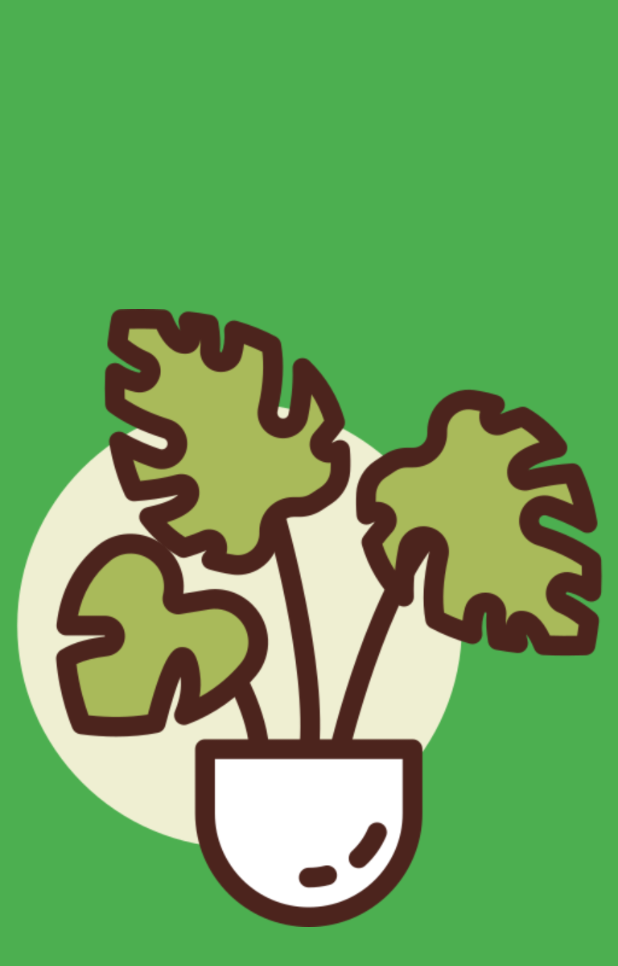
After one commit to teguhmuflih/Bangkit, an Android app: the SplashScreenActivity screen opened directly, with no data from a screen before it, on a phone screen of 412 x 824 dp. The commit adds this screen. Shown: the top 966 px of the screen. Run offline under Robolectric (Android 15) with nearby library versions, the phone set to English and light mode, and no system bars; Roboto replaces fonts that are not available here.

Commit message:
menambahkan SplashScreenActivity.kt

```diff
--- a/app/build.gradle
+++ b/app/build.gradle
@@ -1,7 +1,7 @@
 plugins {
     id 'com.android.application'
     id 'kotlin-android'
-    id 'kotlin-android-extensions'
+    id 'kotlin-parcelize'
 }
 
 android {
--- a/app/src/main/AndroidManifest.xml
+++ b/app/src/main/AndroidManifest.xml
@@ -8,17 +8,21 @@
         android:allowBackup="true"
         android:icon="@mipmap/botanic"
         android:label="@string/app_name"
+        android:requestLegacyExternalStorage="true"
         android:roundIcon="@mipmap/botanic"
-        android:requestLegacyExternalStorage="true"
         android:supportsRtl="true"
         android:theme="@style/Theme.PlantPest">
-        <activity android:name=".ResultActivity"
+        <activity
+            android:name=".ResultActivity"
             android:screenOrientation="portrait"
-            android:theme="@style/Theme.PlantPest2"/>
+            android:theme="@style/Theme.PlantPest2" />
         <activity
             android:name=".MainActivity"
             android:screenOrientation="portrait"
-            android:theme="@style/Theme.PlantPest.NoActionBar">
+            android:theme="@style/Theme.PlantPest.NoActionBar"/>
+            <activity
+                android:name=".SplashScreenActivity"
+                android:theme="@style/Theme.PlantPest.NoActionBar">
             <intent-filter>
                 <action android:name="android.intent.action.MAIN" />
 
--- /dev/null
+++ b/app/src/main/java/capstone/myapplication/SplashScreenActivity.kt
@@ -0,0 +1,23 @@
+package capstone.myapplication
+
+import android.content.Intent
+import androidx.appcompat.app.AppCompatActivity
+import android.os.Bundle
+import android.os.Handler
+
+@Suppress("DEPRECATION")
+class SplashScreenActivity : AppCompatActivity() {
+
+    private val splashScreenTime: Long = 2000
+
+    override fun onCreate(savedInstanceState: Bundle?) {
+        super.onCreate(savedInstanceState)
+        setContentView(R.layout.activity_splash_screen)
+
+        Handler().postDelayed({
+            startActivity(Intent(this, MainActivity::class.java))
+            finish()
+        }, splashScreenTime)
+
+    }
+}
--- /dev/null
+++ b/app/src/main/res/layout/activity_splash_screen.xml
@@ -0,0 +1,20 @@
+<?xml version="1.0" encoding="utf-8"?>
+<androidx.constraintlayout.widget.ConstraintLayout xmlns:android="http://schemas.android.com/apk/res/android"
+    xmlns:app="http://schemas.android.com/apk/res-auto"
+    xmlns:tools="http://schemas.android.com/tools"
+    android:layout_width="match_parent"
+    android:layout_height="match_parent"
+    android:background="@color/green_primary"
+    tools:context=".SplashScreenActivity">
+
+    <ImageView
+        android:id="@+id/imageView"
+        android:layout_width="wrap_content"
+        android:layout_height="wrap_content"
+        android:contentDescription="@string/logo"
+        app:layout_constraintBottom_toBottomOf="parent"
+        app:layout_constraintEnd_toEndOf="parent"
+        app:layout_constraintStart_toStartOf="parent"
+        app:layout_constraintTop_toTopOf="parent"
+        app:srcCompat="@drawable/botanic" />
+</androidx.constraintlayout.widget.ConstraintLayout>
--- a/app/src/main/res/values/colors.xml
+++ b/app/src/main/res/values/colors.xml
@@ -7,4 +7,8 @@
     <color name="teal_700">#FF018786</color>
     <color name="black">#FF000000</color>
     <color name="white">#FFFFFFFF</color>
+    <color name="green_primary">#4caf50</color>
+    <color name="green_light">#80e27e</color>
+    <color name="green_dark">#087f23</color>
+
 </resources>
--- a/app/src/main/res/values/strings.xml
+++ b/app/src/main/res/values/strings.xml
@@ -15,4 +15,5 @@
     <string name="txt_photo_result">photo_result</string>
     <string name="icon_app">icon app</string>
     <string name="bt_gallery">Gallery</string>
+    <string name="logo">Logo</string>
 </resources>
```
